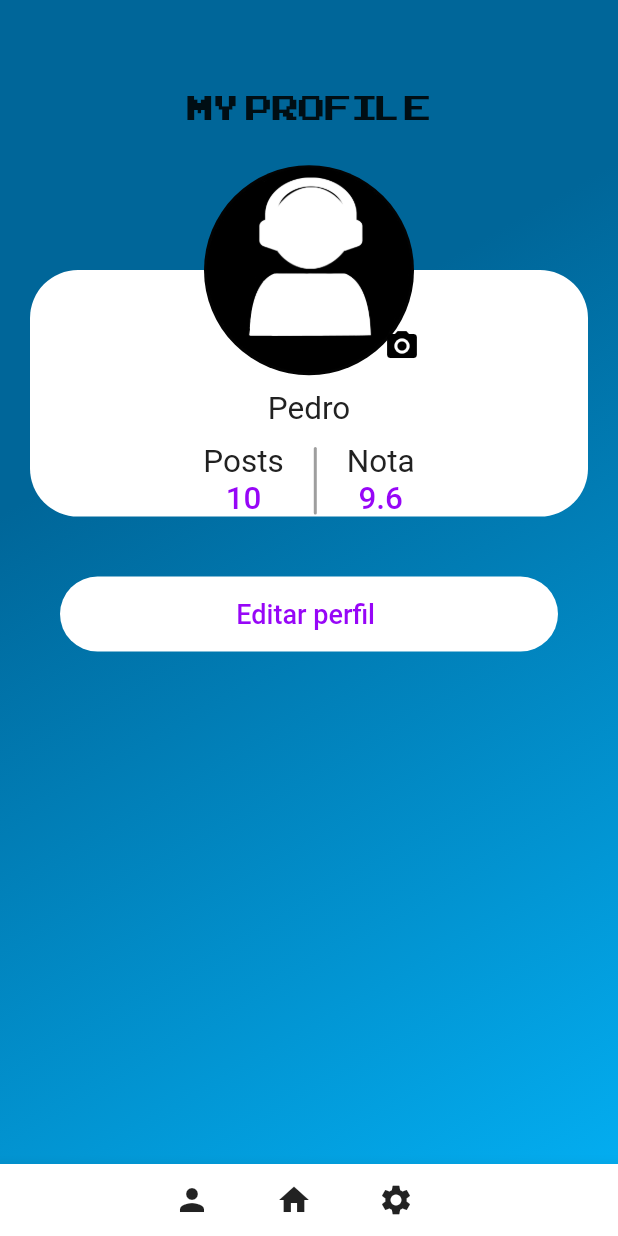
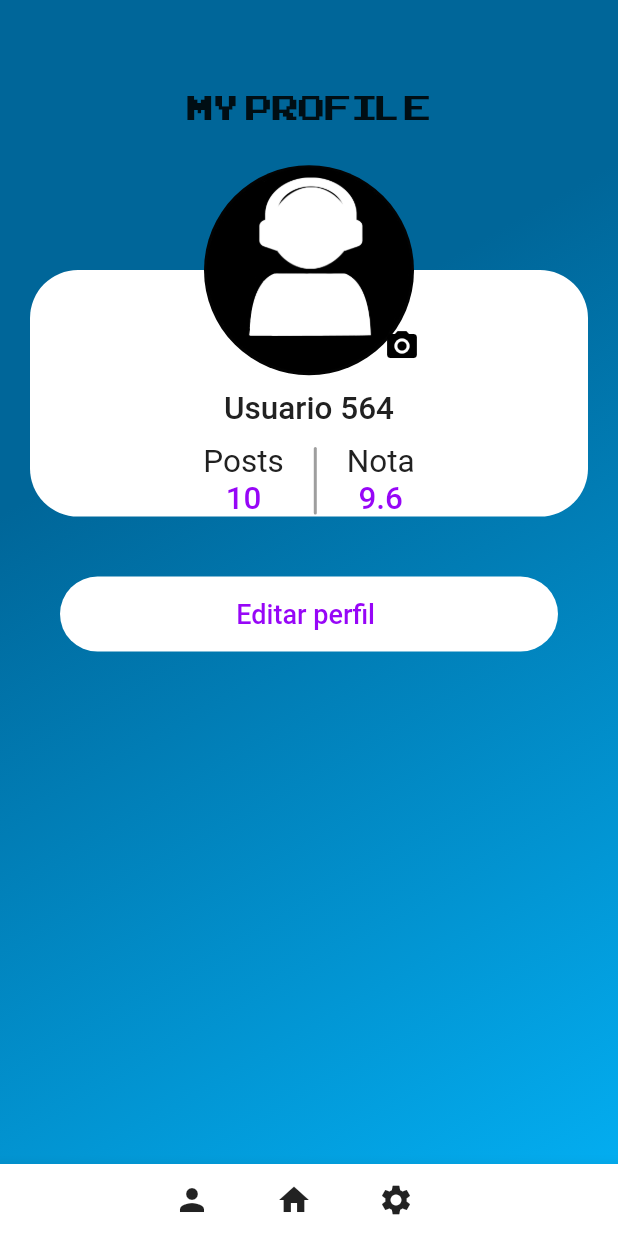
Before and after one commit to PedroPassos87/nuniplay, a Flutter app: the ProfilePage screen opened directly, after a tap on the "photo camera" icon, on a phone screen of 412 x 824 dp. Run offline on Flutter 3.47's test engine with Material 2 defaults, Android fonts, the phone set to English and light mode, and no system bars; our stand-ins replace cloud_firestore, firebase_auth, firebase_core, flutter_spinkit, get, google_sign_in; accounts and stored records are empty.

Commit message:
tenativas de nome de usuario

```diff
--- a/lib/pages/profile_page.dart
+++ b/lib/pages/profile_page.dart
@@ -1,26 +1,69 @@
 // ignore_for_file: prefer_const_constructors, prefer_const_literals_to_create_immutables, sort_child_properties_last
 
-import 'dart:typed_data';
-import 'package:cloud_firestore/cloud_firestore.dart';
 import 'package:firebase_auth/firebase_auth.dart';
+
 import 'package:flutter/material.dart';
+
 import 'package:uniplay/components/my_bottomBar.dart';
+import 'package:uniplay/pages/username_page.dart';
 import 'home_page.dart';
 import 'edit_page.dart';
+import 'package:cloud_firestore/cloud_firestore.dart';
+
+Future<UserModel> fetchUserDataFromFirestore(String userId) async {
+  try {
+    DocumentSnapshot userDoc =
+        await FirebaseFirestore.instance.collection('users').doc(userId).get();
+
+    // Parse the data from the document snapshot
+    Map<String, dynamic> userData = userDoc.data() as Map<String, dynamic>;
+    return UserModel(
+      id: userId,
+      name: userData['name'],
+      username: userData['username'],
+      college: userData['college'],
+      age: userData['age'],
+      email: userData['email'],
+      password: userData['password'],
+    );
+  } catch (e) {
+    print("Error fetching user data: $e");
+    throw e;
+  }
+}
 
 class ProfilePage extends StatefulWidget {
   ProfilePage({super.key});
-  final user = FirebaseAuth.instance.currentUser!;
 
   @override
   State<ProfilePage> createState() => _ProfilePageState();
 }
 
 class _ProfilePageState extends State<ProfilePage> {
-  // gets the current user
-  final currentUser = FirebaseAuth.instance.currentUser!;
   // edit field
   Future<void> editField(String field) async {}
+  late String _userName = ""; // Variable to store user's name
+
+  Future<void> fetchUserData() async {
+    User? user = FirebaseAuth.instance.currentUser;
+    if (user != null) {
+      try {
+        UserModel userData = await fetchUserDataFromFirestore(user.uid);
+
+        setState(() {
+          _userName = userData.username;
+        });
+      } catch (e) {
+        print("Error fetching user data: $e");
+      }
+    }
+  }
+
+  @override
+  void initState() {
+    super.initState();
+    fetchUserData(); // Fetch user data when the widget is initialized
+  }
 
   void goToHomePage() {
     // pop menu drawer
@@ -112,11 +155,11 @@ class _ProfilePageState extends State<ProfilePage> {
                                             height: 80,
                                           ),
                                           Text(
-                                            'Pedro',
+                                            "Usuario 564",
                                             style: TextStyle(
-                                              color: Colors.grey[900],
-                                              fontSize: 21,
-                                            ),
+                                                color: Colors.grey[900],
+                                                fontSize: 21,
+                                                fontWeight: FontWeight.w500),
                                           ),
                                           SizedBox(
                                             height: 5,
@@ -211,7 +254,7 @@ class _ProfilePageState extends State<ProfilePage> {
                                   bottom: 90,
                                   right: 120,
                                   child: IconButton(
-                                    onPressed: () {},
+                                    onPressed: () async {},
                                     icon: Icon(
                                       Icons.photo_camera,
                                       color: const Color.fromARGB(255, 0, 0, 0),
--- a/lib/pages/register_page.dart
+++ b/lib/pages/register_page.dart
@@ -87,6 +87,7 @@ class _RegisterPageState extends State<RegisterPage>
     */
     //authenticate user
     if (passwordConfirmed()) {
+      try {
         //create user
         await FirebaseAuth.instance.createUserWithEmailAndPassword(
           email: emailController.text.trim(),
@@ -100,6 +101,10 @@ class _RegisterPageState extends State<RegisterPage>
           int.parse(ageController.text.trim()),
           emailController.text.trim(),
         );
+      } catch (e) {
+        //pop the loading circle
+        showErrorMessage("Algo deu errado, verifique seus dados");
+      }
     }
   }
 
@@ -291,7 +296,7 @@ class _RegisterPageState extends State<RegisterPage>
                         const SizedBox(
                           height: 10,
                         ),
-
+/*
                         //continue with
                         Padding(
                           padding: const EdgeInsets.symmetric(horizontal: 25),
@@ -339,11 +344,11 @@ class _RegisterPageState extends State<RegisterPage>
                             //future buttons
                           ],
                         ),
-
+*/
                         const SizedBox(
                           height: 25,
                         ),
-                        //not a member? register now
+                        //already a member? login now
                         Row(
                           mainAxisAlignment: MainAxisAlignment.center,
                           children: [
```
Lines whose indentation alone changed are shown as unchanged.
